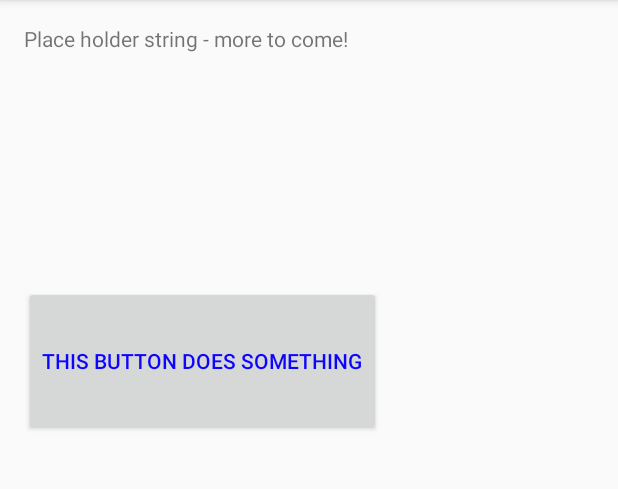
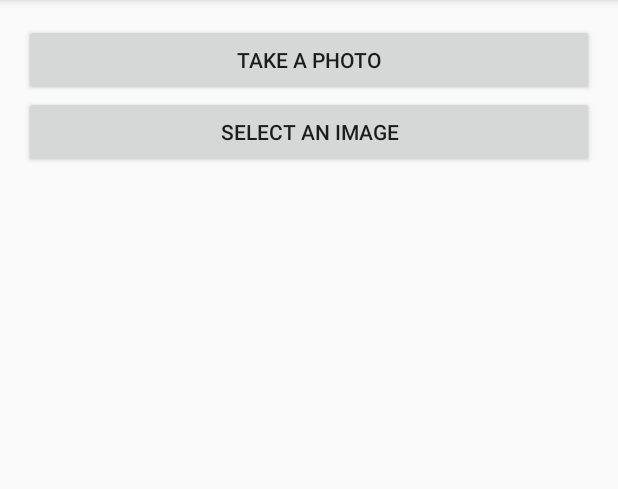
Before and after one commit to dannysperling/mobileCNN, an Android app: the screen it shows after launch (MainActivity), on a phone screen of 412 x 824 dp, the part 84-573 px from its top. Run offline under Robolectric (Android 15) with nearby library versions, the phone set to English and light mode, and no system bars.

Commit message:
Take pictures and store to device.

```diff
--- a/app/src/main/AndroidManifest.xml
+++ b/app/src/main/AndroidManifest.xml
@@ -1,6 +1,12 @@
 <?xml version="1.0" encoding="utf-8"?>
 <manifest xmlns:android="http://schemas.android.com/apk/res/android"
     package="com.mobilecnn" >
+
+    <uses-permission android:name="android.permission.WRITE_EXTERNAL_STORAGE" />
+    <!-- CAMERA -->
+    <uses-permission android:name="android.permission.CAMERA" />
+    <uses-feature android:name="android.hardware.camera" />
+    <uses-feature android:name="android.hardware.camera.autofocus" />
 
     <application
         android:allowBackup="true"
--- a/app/src/main/java/com/mobilecnn/MainActivity.java
+++ b/app/src/main/java/com/mobilecnn/MainActivity.java
@@ -1,28 +1,54 @@
 package com.mobilecnn;
 
+import android.net.Uri;
+import android.os.Environment;
 import android.support.v7.app.ActionBarActivity;
-import android.support.v7.app.ActionBar;
-import android.support.v4.app.Fragment;
 import android.os.Bundle;
-import android.view.LayoutInflater;
+import android.util.Log;
 import android.view.Menu;
 import android.view.MenuItem;
 import android.view.View;
-import android.view.ViewGroup;
-import android.os.Build;
+import android.widget.Button;
+import android.content.Intent;
+import android.provider.MediaStore;
+
+import java.io.File;
+import java.text.SimpleDateFormat;
+import java.util.Date;
 
 
 public class MainActivity extends ActionBarActivity {
+    private static final String LOG_TAG = "MainActivity";
+    private static final int REQUEST_IMAGE_CAPTURE = 100;
+    private static final int REQUEST_IMAGE_SELECT = 200;
+    public static final int MEDIA_TYPE_IMAGE = 1;
+
+    private Button btnCamera;
+    private Button btnSelect;
+    private Uri fileUri;
 
     @Override
     protected void onCreate(Bundle savedInstanceState) {
         super.onCreate(savedInstanceState);
         setContentView(R.layout.activity_main);
-        if (savedInstanceState == null) {
-            getSupportFragmentManager().beginTransaction()
-                    .add(R.id.container, new PlaceholderFragment())
-                    .commit();
-        }
+
+        btnCamera = (Button) findViewById(R.id.btnCamera);
+        btnCamera.setOnClickListener(new Button.OnClickListener() {
+            public void onClick(View v) {
+                fileUri = getOutputMediaFileUri(MEDIA_TYPE_IMAGE);
+                Intent i = new Intent(MediaStore.ACTION_IMAGE_CAPTURE);
+                i.putExtra(MediaStore.EXTRA_OUTPUT, fileUri);
+                startActivityForResult(i, REQUEST_IMAGE_CAPTURE);
+            }
+        });
+
+        btnSelect = (Button) findViewById(R.id.btnSelect);
+        btnSelect.setOnClickListener(new Button.OnClickListener() {
+            public void onClick(View v) {
+                Intent i = new Intent(Intent.ACTION_PICK, MediaStore.Images.Media.EXTERNAL_CONTENT_URI);
+                startActivityForResult(i, REQUEST_IMAGE_SELECT);
+            }
+        });
     }
 
 
@@ -48,24 +74,40 @@ public class MainActivity extends ActionBarActivity {
         return super.onOptionsItemSelected(item);
     }
 
-    //Test button pushing code
-    public void buttonPushed(View view){
-        view.setEnabled(false);
+
+    /** Create a file Uri for saving an image or video */
+    private static Uri getOutputMediaFileUri(int type){
+        return Uri.fromFile(getOutputMediaFile(type));
     }
 
-    /**
-     * A placeholder fragment containing a simple view.
-     */
-    public static class PlaceholderFragment extends Fragment {
+    /** Create a File for saving an image or video */
+    private static File getOutputMediaFile(int type){
+        // To be safe, you should check that the SDCard is mounted
+        // using Environment.getExternalStorageState() before doing this.
 
-        public PlaceholderFragment() {
+        File mediaStorageDir = new File(Environment.getExternalStoragePublicDirectory(
+                Environment.DIRECTORY_PICTURES), "MobileCNN");
+        // This location works best if you want the created images to be shared
+        // between applications and persist after your app has been uninstalled.
+
+        // Create the storage directory if it does not exist
+        if (! mediaStorageDir.exists()) {
+            if (! mediaStorageDir.mkdirs()) {
+                Log.d("MyCameraApp", "failed to create directory");
+                return null;
+            }
         }
 
-        @Override
-        public View onCreateView(LayoutInflater inflater, ViewGroup container,
-                                 Bundle savedInstanceState) {
-            View rootView = inflater.inflate(R.layout.fragment_main, container, false);
-            return rootView;
+        // Create a media file name
+        String timeStamp = new SimpleDateFormat("yyyyMMdd_HHmmss").format(new Date());
+        File mediaFile;
+        if (type == MEDIA_TYPE_IMAGE) {
+            mediaFile = new File(mediaStorageDir.getPath() + File.separator +
+                    "IMG_"+ timeStamp + ".jpg");
+        } else {
+            return null;
         }
+
+        return mediaFile;
     }
 }
--- a/app/src/main/res/layout/activity_main.xml
+++ b/app/src/main/res/layout/activity_main.xml
@@ -1,6 +1,46 @@
-<FrameLayout xmlns:android="http://schemas.android.com/apk/res/android"
-    xmlns:tools="http://schemas.android.com/tools" android:id="@+id/container"
-    android:layout_width="match_parent" android:layout_height="match_parent"
-    tools:context=".MainActivity" tools:ignore="MergeRootFrame" >
+<LinearLayout xmlns:android="http://schemas.android.com/apk/res/android"
+    xmlns:tools="http://schemas.android.com/tools"
+    android:layout_width="match_parent"
+    android:layout_height="match_parent"
+    android:paddingLeft="@dimen/activity_horizontal_margin"
+    android:paddingRight="@dimen/activity_horizontal_margin"
+    android:paddingTop="@dimen/activity_vertical_margin"
+    android:paddingBottom="@dimen/activity_vertical_margin"
+    android:orientation="vertical"
+    tools:context=".MainActivity">
 
-</FrameLayout>
+    <Button
+        android:id="@+id/btnCamera"
+        android:layout_width="match_parent"
+        android:layout_height="wrap_content"
+        android:text="take a photo" />
+
+    <Button
+        android:id="@+id/btnSelect"
+        android:layout_width="match_parent"
+        android:layout_height="wrap_content"
+        android:text="select an image" />
+
+    <RelativeLayout
+        android:layout_width="fill_parent"
+        android:layout_height="wrap_content" >
+
+        <ImageView
+            android:id="@+id/ivCaptured"
+            android:layout_width="match_parent"
+            android:layout_height="wrap_content"
+            android:layout_alignParentLeft="true"
+            android:layout_alignParentRight="true" />
+
+        <TextView
+            android:id="@+id/tvLabel"
+            android:layout_width="wrap_content"
+            android:layout_height="wrap_content"
+            android:layout_alignParentTop="true"
+            android:background="#88FFFFFF"
+            android:layout_marginTop="20dp"
+            android:layout_centerHorizontal="true" />
+
+    </RelativeLayout>
+
+</LinearLayout>
```
